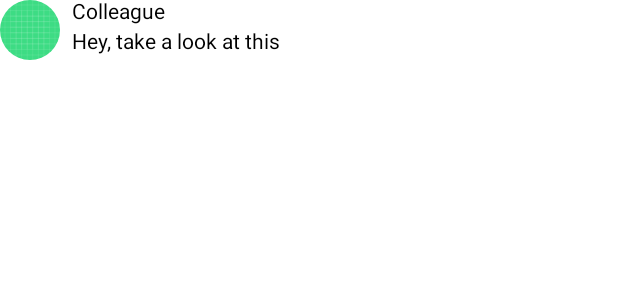
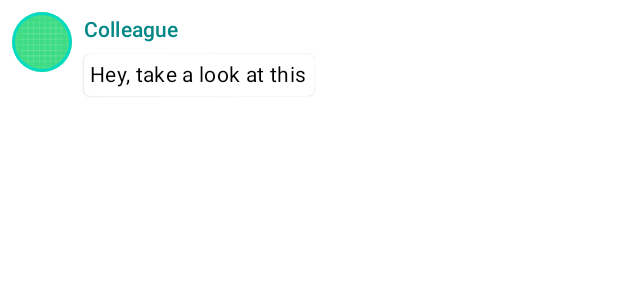
Before and after one commit to LeeSeungYun1020/ComposeApplicationBasic, an Android app built with Jetpack Compose: the @Preview function PreviewMessageCard, on a phone screen of 412 x 824 dp. Shown: the top 300 px of the screen. Run offline under Robolectric (Android 15) with nearby library versions, the phone set to English and light mode, and no system bars; missing, so only their content is drawn: ComposeApplicationTheme.

Commit message:
Material Design

```diff
--- a/app/src/main/java/com/LeeSeungYun1020/composeapplication/MainActivity.kt
+++ b/app/src/main/java/com/LeeSeungYun1020/composeapplication/MainActivity.kt
@@ -1,9 +1,11 @@
 package com.LeeSeungYun1020.composeapplication
 
+import android.content.res.Configuration
 import android.os.Bundle
 import androidx.activity.ComponentActivity
 import androidx.activity.compose.setContent
 import androidx.compose.foundation.Image
+import androidx.compose.foundation.border
 import androidx.compose.foundation.layout.*
 import androidx.compose.foundation.shape.CircleShape
 import androidx.compose.material.MaterialTheme
@@ -21,7 +23,9 @@ class MainActivity : ComponentActivity() {
     override fun onCreate(savedInstanceState: Bundle?) {
         super.onCreate(savedInstanceState)
         setContent {
-            MessageCard(Message("Android", "Jetpack Compose"))
+            ComposeApplicationTheme {
+                MessageCard(Message("Android", "Jetpack Compose"))
+            }
         }
     }
 }
@@ -30,26 +34,50 @@ data class Message(val author: String, val body: String)
 
 @Composable
 fun MessageCard(msg: Message) {
-    Row {
+    Row(modifier = Modifier.padding(all = 8.dp)) {
         Image(
             painter = painterResource(id = R.drawable.ic_launcher_background),
             contentDescription = "Profile",
             modifier = Modifier
                 .size(40.dp)
                 .clip(CircleShape)
+                .border(1.5.dp, MaterialTheme.colors.secondary, CircleShape)
         )
+
         Spacer(modifier = Modifier.width(8.dp))
+
         Column {
-            Text(text = msg.author)
+            Text(
+                text = msg.author,
+                color = MaterialTheme.colors.secondaryVariant,
+                style = MaterialTheme.typography.subtitle2
+            )
+
             Spacer(modifier = Modifier.height(4.dp))
-            Text(text = msg.body)
+
+            Surface(shape = MaterialTheme.shapes.medium, elevation = 1.dp) {
+                Text(
+                    text = msg.body,
+                    modifier = Modifier.padding(all = 4.dp),
+                    style = MaterialTheme.typography.body2
+                )
+            }
         }
     }
 
 }
 
-@Preview
+@Preview(
+    name = "Light Mode"
+)
+@Preview(
+    uiMode = Configuration.UI_MODE_NIGHT_YES,
+    showBackground = true,
+    name = "Dark Mode"
+)
 @Composable
 fun PreviewMessageCard() {
-    MessageCard(msg = Message("Colleague", "Hey, take a look at this"))
+    ComposeApplicationTheme {
+        MessageCard(msg = Message("Colleague", "Hey, take a look at this"))
+    }
 }
```
